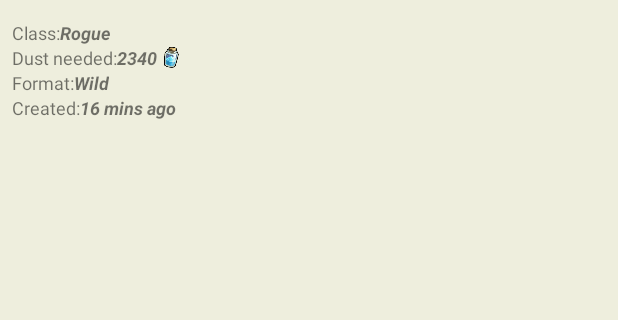
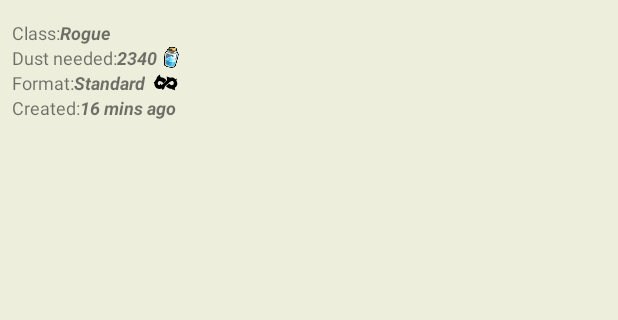
Before and after one commit to lvsmsmvh/hearthstone-decks, an Android app: the layout item_deck_preview_in_deck_details_layout.xml on its own in the app's theme, with its tools: preview values and no code run, on a phone screen of 412 x 824 dp, the part 84-404 px from its top. Run offline under Robolectric (Android 15) with nearby library versions, the phone set to English and light mode, and no system bars; network calls fail.

Commit message:
small refactor

```diff
--- a/app/src/main/java/com/cyberquick/hearthstonedecks/model/enums/GameFormat.kt
+++ b/app/src/main/java/com/cyberquick/hearthstonedecks/model/enums/GameFormat.kt
@@ -2,7 +2,7 @@ package com.cyberquick.hearthstonedecks.model.enums
 
 import com.cyberquick.hearthstonedecks.R
 
-enum class GameFormat(val colorRes: Int) {
-    Standard(R.color.purple),
-    Wild(R.color.blue);
+enum class GameFormat(val colorRes: Int, val iconRes: Int) {
+    Standard(R.color.purple, R.drawable.ic_standard),
+    Wild(R.color.blue, R.drawable.ic_wild);
 }
--- a/app/src/main/java/com/cyberquick/hearthstonedecks/ui/deck/DeckDetailsFragment.kt
+++ b/app/src/main/java/com/cyberquick/hearthstonedecks/ui/deck/DeckDetailsFragment.kt
@@ -58,7 +58,8 @@ class DeckDetailsFragment(
             img_gameClassIcon = det_img,
             tv_dustText = det_tv_dust,
             tv_timeCreated = det_tv_time,
-            tv_gameFormat = det_tv_format
+            tv_gameFormat = det_tv_format,
+            img_gameFormatIcon = det_tv_format_icon
         )
     }
 
--- a/app/src/main/java/com/cyberquick/hearthstonedecks/ui/news/DeckAdapter.kt
+++ b/app/src/main/java/com/cyberquick/hearthstonedecks/ui/news/DeckAdapter.kt
@@ -1,7 +1,6 @@
 package com.cyberquick.hearthstonedecks.ui.news
 
 import android.view.LayoutInflater
-import android.view.View
 import android.view.ViewGroup
 import androidx.recyclerview.widget.RecyclerView
 import com.cyberquick.hearthstonedecks.R
@@ -13,7 +12,7 @@ class DeckAdapter : RecyclerView.Adapter<DeckViewHolder>() {
     private lateinit var onClickListener: (Deck) -> Unit
 
     override fun onCreateViewHolder(parent: ViewGroup, viewType: Int): DeckViewHolder {
-        val view = LayoutInflater.from(parent.context).inflate(R.layout.deck_item, parent, false)
+        val view = LayoutInflater.from(parent.context).inflate(R.layout.item_deck_preview, parent, false)
         return DeckViewHolder(view)
     }
 
--- a/app/src/main/java/com/cyberquick/hearthstonedecks/ui/news/FavoriteDecksFragment.kt
+++ b/app/src/main/java/com/cyberquick/hearthstonedecks/ui/news/FavoriteDecksFragment.kt
@@ -69,8 +69,6 @@ class FavoriteDecksFragment : Fragment(R.layout.fragment_fav_decks) {
             showListOfDecks(it)
             return
         }
-
-//        loadDecksFromFirebase()
     }
 
     private fun loadDecksFromFirebase() {
--- /dev/null
+++ b/app/src/main/res/drawable/ic_wild.xml
@@ -0,0 +1,9 @@
+<vector xmlns:android="http://schemas.android.com/apk/res/android"
+    android:width="128dp"
+    android:height="128dp"
+    android:viewportWidth="128"
+    android:viewportHeight="128">
+  <path
+      android:fillColor="#FF000000"
+      android:pathData="m111.79,90.899c-1.312,4.81 2.405,12.024 2.405,12.024 -5.247,2.405 -20.331,-6.34 -20.331,-6.34 -16.133,-0.377 -27.26,-13.165 -27.26,-13.165l15.776,-14.449c1.789,2.517 8.422,8.594 13.232,8.594s9.838,-2.623 10.712,-10.056 -5.106,-11.399 -7.074,-11.399 -5.652,-0.276 -12.82,5.934c-7.493,6.49 -26.234,23.829 -26.234,23.829 0,11.805 -13.117,15.522 -13.117,15.522 0.219,-2.842 -1.312,-6.559 -1.312,-6.559 -6.121,2.623 -17.708,4.81 -28.42,-2.623s-10.056,-22.299 -10.056,-22.299l-3.716,-6.34 6.121,-4.591c1.312,-6.34 7.214,-12.024 7.214,-12.024 6.121,-20.987 19.238,-22.299 19.238,-22.299 -0.437,8.745 3.279,12.898 3.279,12.898 18.582,-0.437 29.313,15.519 29.313,15.519l-16.265,14.153c-5.028,-5.903 -14.242,-10.14 -17.736,-10.292 -6.341,-0.276 -10.095,4.476 -10.201,12.13 -0.087,6.262 5.552,9.154 8.409,8.96 4.066,-0.276 4.687,-8.409 4.687,-8.409s4.243,2.634 4.273,7.444c0.013,2.164 4.298,-1.246 4.298,-1.246l26.015,-22.955 -2.405,-19.02 19.457,6.121s12.481,-6.405 24.922,7.214c3.227,1.059 6.387,-3.155 6.387,-3.155 2.107,4.478 -1.141,11.026 -1.141,11.026s15.274,20.836 -7.65,35.853z"/>
+</vector>
--- a/app/src/main/res/layout/item_deck_preview_in_deck_details_layout.xml
+++ b/app/src/main/res/layout/item_deck_preview_in_deck_details_layout.xml
@@ -1,6 +1,7 @@
 <?xml version="1.0" encoding="utf-8"?>
 <LinearLayout xmlns:android="http://schemas.android.com/apk/res/android"
     xmlns:tools="http://schemas.android.com/tools"
+    xmlns:app="http://schemas.android.com/apk/res-auto"
     android:orientation="vertical"
     android:layout_width="match_parent"
     android:layout_height="match_parent"
@@ -103,13 +104,33 @@
                 android:layout_height="wrap_content"
                 android:textSize="12sp"
                 android:text="@string/format" />
-            <TextView
-                android:id="@+id/det_tv_format"
-                android:layout_width="wrap_content"
+            <androidx.constraintlayout.widget.ConstraintLayout
+                android:layout_width="match_parent"
                 android:layout_height="wrap_content"
-                android:textSize="12sp"
-                android:textStyle="bold|italic"
-                tools:text="Wild" />
+                android:orientation="horizontal">
+                <TextView
+                    android:id="@+id/det_tv_format"
+                    android:layout_width="wrap_content"
+                    android:layout_height="wrap_content"
+                    android:textSize="12sp"
+                    android:textStyle="bold|italic"
+                    android:gravity="center_vertical"
+                    app:layout_constraintStart_toStartOf="parent"
+                    app:layout_constraintTop_toTopOf="parent"
+                    app:layout_constraintBottom_toBottomOf="parent"
+                    tools:text="Standard"/>
+                <ImageView
+                    android:id="@+id/det_tv_format_icon"
+                    android:layout_width="0dp"
+                    android:layout_height="0dp"
+                    app:layout_constraintDimensionRatio="H,1:1"
+                    android:layout_marginStart="5dp"
+                    app:layout_constraintStart_toEndOf="@id/det_tv_format"
+                    app:layout_constraintTop_toTopOf="@id/det_tv_format"
+                    app:layout_constraintBottom_toBottomOf="@id/det_tv_format"
+                    android:src="@drawable/ic_wild"/>
+            </androidx.constraintlayout.widget.ConstraintLayout>
+
         </LinearLayout>
         <LinearLayout
             android:layout_width="match_parent"
```
Also changed, not shown: app/src/main/java/com/cyberquick/hearthstonedecks/other/extensions/NewsExt.kt (+8 -1 lines), app/src/main/java/com/cyberquick/hearthstonedecks/other/utils/ExpandableTextView.java (+9 -19 lines), app/src/main/java/com/cyberquick/hearthstonedecks/ui/news/DeckViewHolder.kt (+3 -6 lines), app/src/main/res/drawable/ic_standard.xml (added, +15 -0 lines), app/src/main/res/layout/item_deck_preview.xml (renamed from app/src/main/res/layout/deck_item.xml, +24 -7 lines).
